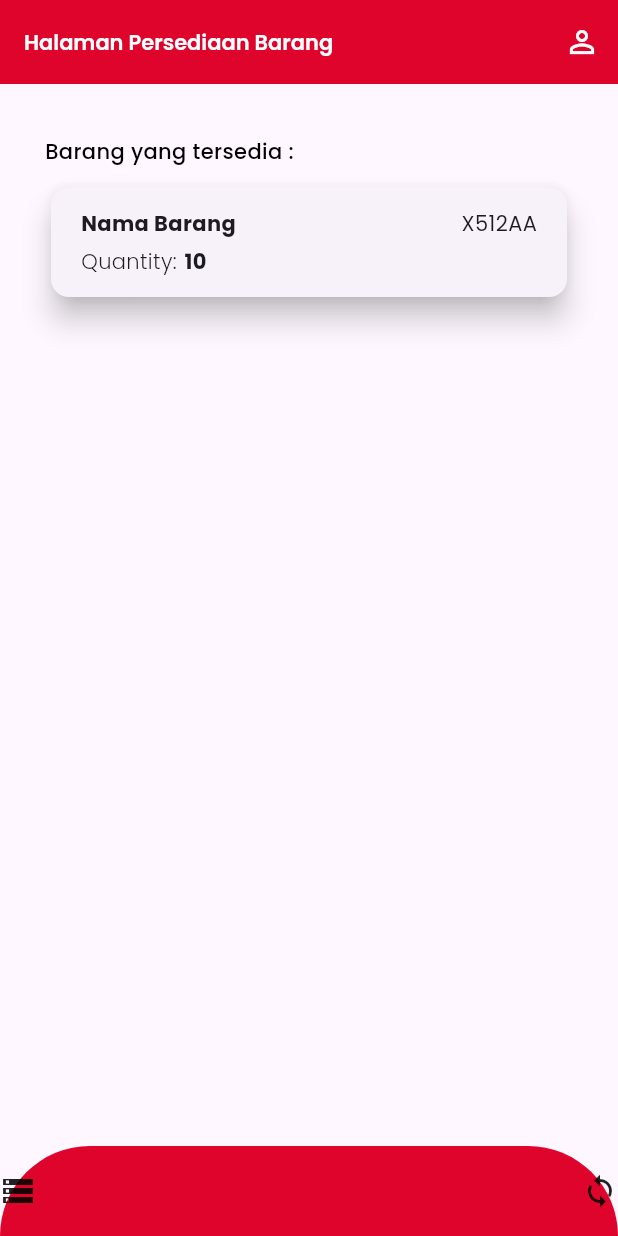
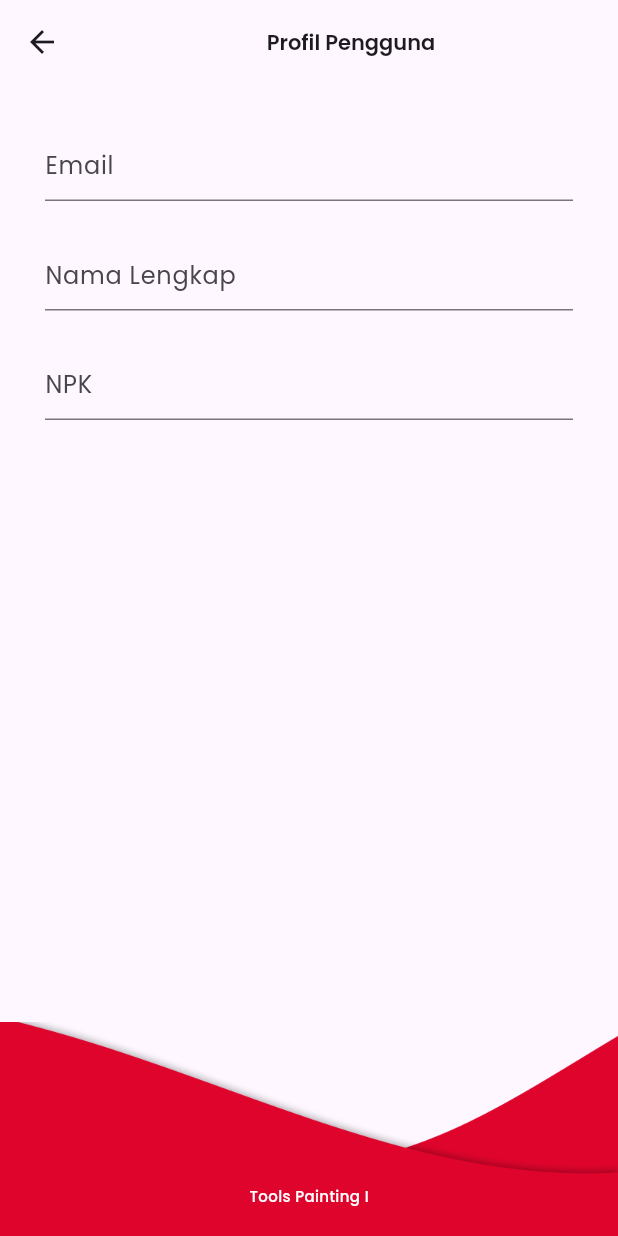
Before and after one commit to RizkyFirman00/User-Painting-Tools, a Flutter app: the AvailTools screen opened directly, after a tap on the "person outline" icon, on a phone screen of 412 x 824 dp. Run offline on Flutter 3.47's test engine with Material 3 defaults, Android fonts, the phone set to English and light mode, and no system bars; our stand-ins replace get, google_fonts.

Commit message:
Profile user

```diff
--- a/lib/NavItemModel.dart
+++ /dev/null
@@ -1,13 +0,0 @@
-import 'package:flutter/material.dart';
-
-class NavItemModel {
-  final String title;
-  final Icon icon;
-
-  NavItemModel({required this.title, required this.icon});
-}
-
-List<NavItemModel> bottomNavItems = [
-  NavItemModel(title: "Persediaan", icon: Icon(Icons.storage_outlined)),
-  NavItemModel(title: "Pengembalian", icon: Icon(Icons.loop_outlined))
-];
--- a/lib/avail_tools.dart
+++ b/lib/avail_tools.dart
@@ -1,6 +1,7 @@
 import 'package:flutter/material.dart';
-import 'package:user_painting_tools/NavItemModel.dart';
+import 'package:get/get.dart';
 import 'package:user_painting_tools/card_avail_tools.dart';
+import 'package:user_painting_tools/profile_user.dart';
 
 class AvailTools extends StatefulWidget {
   const AvailTools({super.key});
@@ -12,48 +13,135 @@ class AvailTools extends StatefulWidget {
 class _AvailToolsState extends State<AvailTools> {
   @override
   Widget build(BuildContext context) {
-    return Scaffold(
+    return SafeArea(
+      child: Scaffold(
         appBar: AppBar(
-        title: Text(
+          title: Container(
+            padding: const EdgeInsets.only(left: 10),
+            child: const Text(
               "Halaman Persediaan Barang",
               style: TextStyle(
                 fontSize: 14,
                 fontWeight: FontWeight.w600,
               ),
             ),
+          ),
           actions: [
-          IconButton(
-            onPressed: () {},
-            icon: Icon(Icons.person_outline),
+            Container(
+              padding: const EdgeInsets.only(right: 10),
+              child: IconButton(
+                onPressed: () {
+                  Get.off(const ProfileUser());
+                },
+                icon: const Icon(Icons.person_outline),
+              ),
             ),
           ],
-        foregroundColor: Color(0xFFFFFFFF),
-        backgroundColor: Color(0xFFDF042C),
+          foregroundColor: const Color(0xFFFFFFFF),
+          backgroundColor: const Color(0xFFDF042C),
         ),
-      bottomNavigationBar: SafeArea(
-        child: Container(
+        bottomNavigationBar: Container(
           height: 60,
-          decoration: BoxDecoration(
+          decoration: const BoxDecoration(
             color: Color(0xffDF042C),
             borderRadius: BorderRadius.only(
               topRight: Radius.circular(100),
               topLeft: Radius.circular(100),
             ),
           ),
-          child: Row(
-            mainAxisAlignment: MainAxisAlignment.spaceBetween,
-            children: List.generate(
-              bottomNavItems.length,
-              (index) {
-                final iconNavBar = bottomNavItems[index].icon;
-                return SizedBox(
-                  height: 24,
-                  width: 24,
-                  child: iconNavBar,
-                );
-              },
+          child: Stack(
+            clipBehavior: Clip.none,
+            alignment: Alignment.center,
+            children: [
+              Row(
+                children: [
+                  Expanded(
+                    child: IconButton(
+                      onPressed: () {},
+                      icon: const Column(
+                        mainAxisAlignment: MainAxisAlignment.center,
+                        children: <Widget>[
+                          Icon(
+                            Icons.inventory_2_outlined,
+                            color: Colors.white,
+                          ),
+                          Text(
+                            'Persediaan',
+                            style: TextStyle(
+                              color: Colors.white,
+                              fontSize: 10,
+                              fontWeight: FontWeight.w500,
                             ),
                           ),
+                        ],
+                      ),
+                    ),
+                  ),
+                  Expanded(
+                    child: Container(
+                      child: IconButton(
+                        splashRadius: 20,
+                        onPressed: () {},
+                        icon: const Column(
+                          mainAxisAlignment: MainAxisAlignment.center,
+                          children: <Widget>[
+                            Icon(
+                              Icons.repeat_outlined,
+                              color: Colors.white,
+                            ),
+                            Text(
+                              'Pengembalian',
+                              style: TextStyle(
+                                color: Colors.white,
+                                fontSize: 10,
+                                fontWeight: FontWeight.w500,
+                              ),
+                            ),
+                          ],
+                        ),
+                      ),
+                    ),
+                  ),
+                ],
+              ),
+              Positioned(
+                bottom: 10,
+                child: Container(
+                  height: 100,
+                  width: 100,
+                  decoration: const BoxDecoration(
+                    shape: BoxShape.circle,
+                    color: Colors.white,
+                    boxShadow: [
+                      BoxShadow(
+                        color: Color(0xFFDF042C),
+                        spreadRadius: 5,
+                        blurRadius: 0,
+                      ),
+                    ],
+                  ),
+                  child: IconButton(
+                    onPressed: () {},
+                    icon: const Column(
+                      mainAxisAlignment: MainAxisAlignment.center,
+                      children: [
+                        Icon(
+                          Icons.qr_code_2_outlined,
+                          size: 37,
+                        ),
+                        Text(
+                          "Scan",
+                          style: TextStyle(
+                            color: Color(0xFFDF042C),
+                            fontSize: 14,
+                          ),
+                        ),
+                      ],
+                    ),
+                  ),
+                ),
+              ),
+            ],
           ),
         ),
         body: SafeArea(
@@ -61,8 +149,8 @@ class _AvailToolsState extends State<AvailTools> {
             mainAxisAlignment: MainAxisAlignment.start,
             crossAxisAlignment: CrossAxisAlignment.start,
             children: [
-            Padding(
-              padding: const EdgeInsets.only(left: 30, right: 30, top: 35),
+              const Padding(
+                padding: EdgeInsets.only(left: 30, right: 30, top: 35),
                 child: Text(
                   "Barang yang tersedia :",
                   style: TextStyle(
@@ -72,9 +160,10 @@ class _AvailToolsState extends State<AvailTools> {
                 ),
               ),
               Container(
-                padding: EdgeInsets.only(left: 30, right: 30, top: 10),
-                child: CardAvailTools()),
+                  padding: const EdgeInsets.only(left: 30, right: 30, top: 10),
+                  child: const CardAvailTools()),
             ],
+          ),
         ),
       ),
     );
--- /dev/null
+++ b/lib/nav_item_model.dart
@@ -0,0 +1,23 @@
+import 'package:flutter/material.dart';
+
+class NavItemModel {
+  final String title;
+  final Icon icon;
+
+  NavItemModel({required this.title, required this.icon});
+}
+
+List<NavItemModel> bottomNavItems = [
+  NavItemModel(
+      title: "Persediaan",
+      icon: Icon(
+        Icons.storage_outlined,
+        color: Colors.white,
+      )),
+  NavItemModel(
+      title: "Pengembalian",
+      icon: Icon(
+        Icons.loop_outlined,
+        color: Colors.white,
+      ))
+];
--- /dev/null
+++ b/lib/profile_user.dart
@@ -0,0 +1,78 @@
+import 'package:flutter/material.dart';
+import 'package:get/get.dart';
+
+import 'avail_tools.dart';
+
+class ProfileUser extends StatelessWidget {
+  const ProfileUser({super.key});
+
+  @override
+  Widget build(BuildContext context) {
+    return Scaffold(
+      appBar: AppBar(
+        leading: IconButton(
+            onPressed: () {
+              Get.off(AvailTools);
+            },
+            icon: Icon(Icons.arrow_back)),
+        title: Center(
+          child: Text(
+            "Profil Pengguna",
+            style: TextStyle(
+              fontSize: 14,
+              fontWeight: FontWeight.w600,
+            ),
+          ),
+        ),
+      ),
+      body: SafeArea(
+        child: Column(
+          mainAxisAlignment: MainAxisAlignment.spaceBetween,
+          children: [
+            Padding(
+              padding: const EdgeInsets.all(30.0),
+              child: const Column(
+                children: [
+                  TextField(
+                    decoration: InputDecoration(hintText: "Email"),
+                  ),
+                  SizedBox(
+                    height: 25,
+                  ),
+                  TextField(
+                    decoration: InputDecoration(hintText: "Nama Lengkap"),
+                  ),
+                  SizedBox(
+                    height: 25,
+                  ),
+                  TextField(
+                    decoration: InputDecoration(hintText: "NPK"),
+                  ),
+                ],
+              ),
+            ),
+            Stack(
+              alignment: Alignment.bottomCenter,
+              children: [
+                Container(
+                  child: Image.asset("assets/images/bg_bawah_user.png"),
+                ),
+                Container(
+                  padding: EdgeInsets.only(bottom: 20),
+                  child: Text(
+                    "Tools Painting I",
+                    style: TextStyle(
+                      fontSize: 10,
+                      fontWeight: FontWeight.w500,
+                      color: Colors.white
+                    ),
+                  ),
+                ),
+              ],
+            ),
+          ],
+        ),
+      ),
+    );
+  }
+}
--- a/pubspec.yaml
+++ b/pubspec.yaml
@@ -11,6 +11,7 @@ dependencies:
     sdk: flutter
   get: ^4.6.6
   google_fonts: ^6.2.1
+  persistent_bottom_nav_bar: ^6.2.1
 
 dev_dependencies:
   flutter_test:
```
Also changed, not shown: assets/images/bg_bawah_user.png (added), pubspec.lock. Lines whose indentation alone changed are shown as unchanged.
